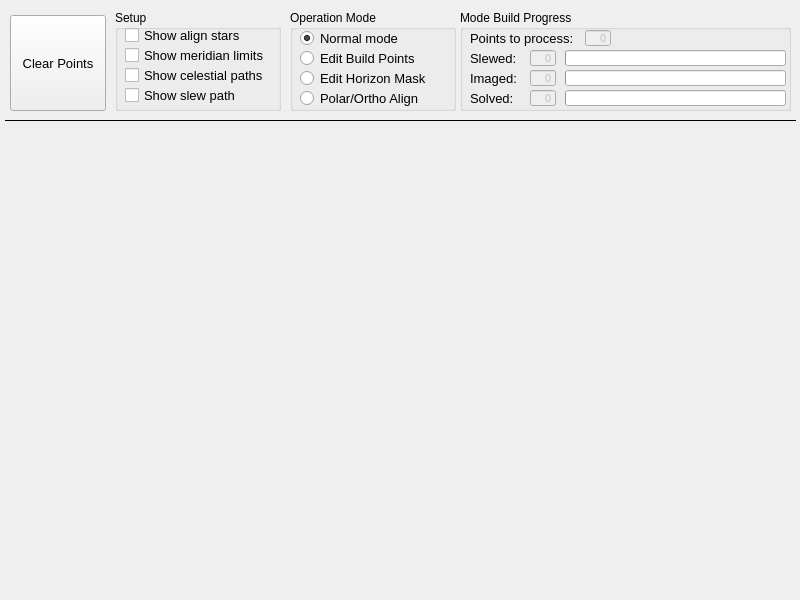
Old version of the form mw4/gui/widgets/hemisphere.ui in the repository mworion/MountWizzard4.
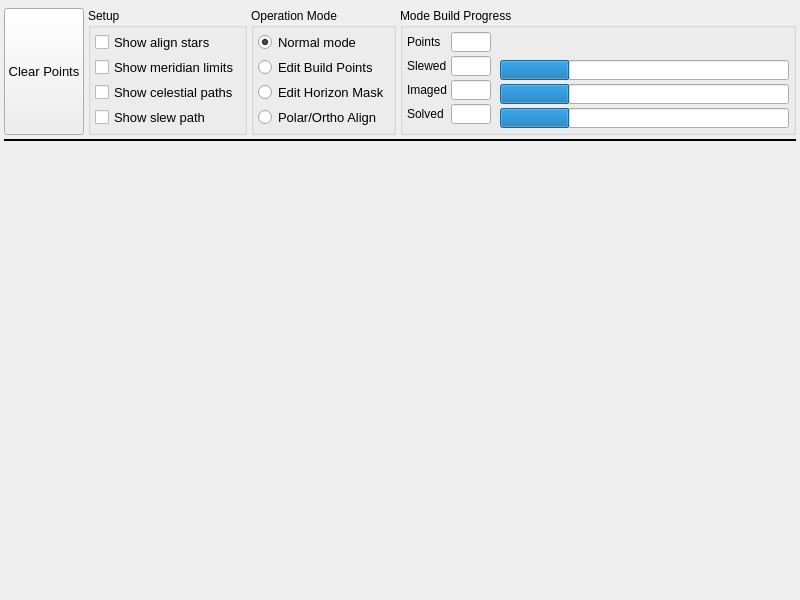
New version of the form.

```diff
--- a/mw4/gui/widgets/hemisphere.ui
+++ b/mw4/gui/widgets/hemisphere.ui
@@ -48,63 +48,37 @@
   <property name="windowTitle">
    <string>Hemisphere</string>
   </property>
-  <widget class="QWidget" name="hemisphere" native="true">
-   <property name="enabled">
-    <bool>true</bool>
+  <layout class="QVBoxLayout" name="verticalLayout" stretch="0,0,1">
+   <property name="spacing">
+    <number>4</number>
    </property>
-   <property name="geometry">
-    <rect>
-     <x>5</x>
-     <y>125</y>
-     <width>790</width>
-     <height>470</height>
-    </rect>
+   <property name="leftMargin">
+    <number>4</number>
    </property>
-   <property name="sizePolicy">
-    <sizepolicy hsizetype="Expanding" vsizetype="Expanding">
-     <horstretch>0</horstretch>
-     <verstretch>0</verstretch>
-    </sizepolicy>
+   <property name="topMargin">
+    <number>4</number>
    </property>
-   <property name="minimumSize">
-    <size>
-     <width>790</width>
-     <height>270</height>
-    </size>
+   <property name="rightMargin">
+    <number>4</number>
    </property>
-   <property name="maximumSize">
-    <size>
-     <width>1580</width>
-     <height>1070</height>
-    </size>
+   <property name="bottomMargin">
+    <number>4</number>
    </property>
-   <property name="sizeIncrement">
-    <size>
-     <width>10</width>
-     <height>10</height>
-    </size>
-   </property>
-   <property name="baseSize">
-    <size>
-     <width>10</width>
-     <height>10</height>
-    </size>
-   </property>
-   <property name="autoFillBackground">
-    <bool>true</bool>
-   </property>
-   <property name="styleSheet">
-    <string notr="true"/>
-   </property>
-  </widget>
+   <item>
+    <layout class="QHBoxLayout" name="horizontalLayout" stretch="0,0,0,1">
+     <property name="spacing">
+      <number>4</number>
+     </property>
+     <property name="topMargin">
+      <number>4</number>
+     </property>
+     <item>
   <widget class="QPushButton" name="clearBuildP">
-   <property name="geometry">
-    <rect>
-     <x>10</x>
-     <y>15</y>
-     <width>96</width>
-     <height>96</height>
-    </rect>
+       <property name="sizePolicy">
+        <sizepolicy hsizetype="Minimum" vsizetype="Preferred">
+         <horstretch>0</horstretch>
+         <verstretch>0</verstretch>
+        </sizepolicy>
    </property>
    <property name="font">
     <font>
@@ -118,27 +92,102 @@
     <string>Clear Points</string>
    </property>
   </widget>
+     </item>
+     <item>
+      <widget class="QGroupBox" name="groupBox_3">
+       <property name="title">
+        <string>Setup</string>
+       </property>
+       <layout class="QVBoxLayout" name="verticalLayout_2">
+        <property name="spacing">
+         <number>4</number>
+        </property>
+        <property name="leftMargin">
+         <number>4</number>
+        </property>
+        <property name="topMargin">
+         <number>4</number>
+        </property>
+        <property name="rightMargin">
+         <number>4</number>
+        </property>
+        <property name="bottomMargin">
+         <number>4</number>
+        </property>
+        <item>
+         <widget class="QCheckBox" name="checkShowAlignStar">
+          <property name="font">
+           <font>
+            <pointsize>10</pointsize>
+           </font>
+          </property>
+          <property name="text">
+           <string>Show align stars</string>
+          </property>
+         </widget>
+        </item>
+        <item>
+         <widget class="QCheckBox" name="checkShowMeridian">
+          <property name="font">
+           <font>
+            <pointsize>10</pointsize>
+           </font>
+          </property>
+          <property name="text">
+           <string>Show meridian limits</string>
+          </property>
+         </widget>
+        </item>
+        <item>
+         <widget class="QCheckBox" name="checkShowCelestial">
+          <property name="font">
+           <font>
+            <pointsize>10</pointsize>
+           </font>
+          </property>
+          <property name="text">
+           <string>Show celestial paths</string>
+          </property>
+         </widget>
+        </item>
+        <item>
+         <widget class="QCheckBox" name="checkShowSlewPath">
+          <property name="font">
+           <font>
+            <pointsize>10</pointsize>
+           </font>
+          </property>
+          <property name="text">
+           <string>Show slew path</string>
+          </property>
+         </widget>
+        </item>
+       </layout>
+      </widget>
+     </item>
+     <item>
   <widget class="QGroupBox" name="groupBox_2">
-   <property name="geometry">
-    <rect>
-     <x>290</x>
-     <y>10</y>
-     <width>166</width>
-     <height>101</height>
-    </rect>
-   </property>
    <property name="title">
     <string>Operation Mode</string>
    </property>
+       <layout class="QVBoxLayout" name="verticalLayout_3">
+        <property name="spacing">
+         <number>4</number>
+        </property>
+        <property name="leftMargin">
+         <number>4</number>
+        </property>
+        <property name="topMargin">
+         <number>4</number>
+        </property>
+        <property name="rightMargin">
+         <number>4</number>
+        </property>
+        <property name="bottomMargin">
+         <number>4</number>
+        </property>
+        <item>
    <widget class="QRadioButton" name="checkEditNone">
-    <property name="geometry">
-     <rect>
-      <x>10</x>
-      <y>20</y>
-      <width>111</width>
-      <height>16</height>
-     </rect>
-    </property>
     <property name="font">
      <font>
       <pointsize>10</pointsize>
@@ -151,15 +200,9 @@
      <bool>true</bool>
     </property>
    </widget>
+        </item>
+        <item>
    <widget class="QRadioButton" name="checkEditBuildPoints">
-    <property name="geometry">
-     <rect>
-      <x>10</x>
-      <y>40</y>
-      <width>146</width>
-      <height>16</height>
-     </rect>
-    </property>
     <property name="font">
      <font>
       <pointsize>10</pointsize>
@@ -169,15 +212,9 @@
      <string>Edit Build Points</string>
     </property>
    </widget>
+        </item>
+        <item>
    <widget class="QRadioButton" name="checkEditHorizonMask">
-    <property name="geometry">
-     <rect>
-      <x>10</x>
-      <y>60</y>
-      <width>141</width>
-      <height>16</height>
-     </rect>
-    </property>
     <property name="font">
      <font>
       <pointsize>10</pointsize>
@@ -187,18 +224,12 @@
      <string>Edit Horizon Mask</string>
     </property>
    </widget>
+        </item>
+        <item>
    <widget class="QRadioButton" name="checkPolarAlignment">
     <property name="enabled">
      <bool>true</bool>
     </property>
-    <property name="geometry">
-     <rect>
-      <x>10</x>
-      <y>80</y>
-      <width>136</width>
-      <height>16</height>
-     </rect>
-    </property>
     <property name="font">
      <font>
       <pointsize>10</pointsize>
@@ -208,457 +239,308 @@
      <string>Polar/Ortho Align</string>
     </property>
    </widget>
-  </widget>
+        </item>
+       </layout>
+      </widget>
+     </item>
+     <item>
   <widget class="QGroupBox" name="groupBox">
-   <property name="geometry">
-    <rect>
-     <x>460</x>
-     <y>10</y>
-     <width>331</width>
-     <height>101</height>
-    </rect>
-   </property>
    <property name="title">
     <string>Mode Build Progress</string>
    </property>
-   <widget class="QLabel" name="label_100">
-    <property name="geometry">
-     <rect>
-      <x>10</x>
-      <y>40</y>
-      <width>66</width>
-      <height>16</height>
-     </rect>
-    </property>
-    <property name="font">
-     <font>
-      <family>Arial</family>
-      <pointsize>10</pointsize>
-      <weight>50</weight>
-      <bold>false</bold>
-     </font>
-    </property>
-    <property name="text">
-     <string>Slewed:</string>
-    </property>
-   </widget>
-   <widget class="QLineEdit" name="le_numberPointsImaged">
-    <property name="enabled">
-     <bool>false</bool>
-    </property>
-    <property name="geometry">
-     <rect>
-      <x>70</x>
-      <y>60</y>
-      <width>26</width>
-      <height>16</height>
-     </rect>
-    </property>
-    <property name="font">
-     <font>
-      <family>Arial</family>
-      <pointsize>8</pointsize>
-      <weight>50</weight>
-      <bold>false</bold>
-     </font>
-    </property>
-    <property name="mouseTracking">
-     <bool>false</bool>
-    </property>
-    <property name="focusPolicy">
-     <enum>Qt::NoFocus</enum>
-    </property>
-    <property name="acceptDrops">
-     <bool>false</bool>
-    </property>
-    <property name="toolTip">
-     <string>&lt;html&gt;&lt;head/&gt;&lt;body&gt;&lt;p&gt;&lt;span style=&quot; font-size:10pt;&quot;&gt;Progress in modeling.&lt;/span&gt;&lt;/p&gt;&lt;/body&gt;&lt;/html&gt;</string>
-    </property>
-    <property name="layoutDirection">
-     <enum>Qt::RightToLeft</enum>
-    </property>
+       <layout class="QHBoxLayout" name="horizontalLayout_2" stretch="0,0,1">
+        <property name="spacing">
+         <number>4</number>
+        </property>
+        <property name="leftMargin">
+         <number>4</number>
+        </property>
+        <property name="topMargin">
+         <number>4</number>
+        </property>
+        <property name="rightMargin">
+         <number>4</number>
+        </property>
+        <property name="bottomMargin">
+         <number>4</number>
+        </property>
+        <item>
+         <layout class="QFormLayout" name="formLayout">
+          <property name="horizontalSpacing">
+           <number>4</number>
+          </property>
+          <property name="verticalSpacing">
+           <number>4</number>
+          </property>
+          <item row="0" column="0">
+           <widget class="QLabel" name="label">
+            <property name="text">
+             <string>Points</string>
+            </property>
+           </widget>
+          </item>
+          <item row="0" column="1">
+           <widget class="QLineEdit" name="points">
+            <property name="sizePolicy">
+             <sizepolicy hsizetype="Preferred" vsizetype="Preferred">
+              <horstretch>0</horstretch>
+              <verstretch>0</verstretch>
+             </sizepolicy>
+            </property>
+            <property name="minimumSize">
+             <size>
+              <width>0</width>
+              <height>20</height>
+             </size>
+            </property>
+            <property name="maximumSize">
+             <size>
+              <width>40</width>
+              <height>20</height>
+             </size>
+            </property>
+           </widget>
+          </item>
+          <item row="1" column="0">
+           <widget class="QLabel" name="label_2">
     <property name="text">
-     <string>0</string>
-    </property>
-    <property name="alignment">
-     <set>Qt::AlignRight|Qt::AlignTrailing|Qt::AlignVCenter</set>
-    </property>
-    <property name="readOnly">
-     <bool>true</bool>
-    </property>
-   </widget>
-   <widget class="QLabel" name="label_77">
-    <property name="geometry">
-     <rect>
-      <x>10</x>
-      <y>60</y>
-      <width>66</width>
-      <height>16</height>
-     </rect>
-    </property>
-    <property name="font">
-     <font>
-      <family>Arial</family>
-      <pointsize>10</pointsize>
-      <weight>50</weight>
-      <bold>false</bold>
-     </font>
-    </property>
+             <string>Slewed</string>
+            </property>
+           </widget>
+          </item>
+          <item row="2" column="0">
+           <widget class="QLabel" name="label_3">
+            <property name="text">
+             <string>Imaged</string>
+            </property>
+           </widget>
+          </item>
+          <item row="3" column="0">
+           <widget class="QLabel" name="solved">
     <property name="text">
-     <string>Imaged:</string>
-    </property>
-   </widget>
-   <widget class="QProgressBar" name="bar_numberPointsImaged">
-    <property name="geometry">
-     <rect>
-      <x>105</x>
-      <y>60</y>
-      <width>221</width>
-      <height>16</height>
-     </rect>
-    </property>
-    <property name="maximum">
-     <number>1000</number>
-    </property>
-    <property name="value">
-     <number>1</number>
-    </property>
-    <property name="textVisible">
-     <bool>false</bool>
-    </property>
-   </widget>
-   <widget class="QProgressBar" name="bar_numberPointsSlewed">
-    <property name="geometry">
-     <rect>
-      <x>105</x>
-      <y>40</y>
-      <width>221</width>
-      <height>16</height>
-     </rect>
-    </property>
-    <property name="minimum">
-     <number>0</number>
-    </property>
-    <property name="maximum">
-     <number>1000</number>
-    </property>
-    <property name="value">
-     <number>0</number>
-    </property>
-    <property name="textVisible">
-     <bool>false</bool>
-    </property>
+             <string>Solved</string>
+            </property>
+           </widget>
+          </item>
+          <item row="1" column="1">
+           <widget class="QLineEdit" name="slewed">
+            <property name="sizePolicy">
+             <sizepolicy hsizetype="Preferred" vsizetype="Preferred">
+              <horstretch>0</horstretch>
+              <verstretch>0</verstretch>
+             </sizepolicy>
+            </property>
+            <property name="minimumSize">
+             <size>
+              <width>0</width>
+              <height>20</height>
+             </size>
+            </property>
+            <property name="maximumSize">
+             <size>
+              <width>40</width>
+              <height>20</height>
+             </size>
+            </property>
+           </widget>
+          </item>
+          <item row="2" column="1">
+           <widget class="QLineEdit" name="imaged">
+            <property name="minimumSize">
+             <size>
+              <width>0</width>
+              <height>20</height>
+             </size>
+            </property>
+            <property name="maximumSize">
+             <size>
+              <width>40</width>
+              <height>20</height>
+             </size>
+            </property>
+           </widget>
+          </item>
+          <item row="3" column="1">
+           <widget class="QLineEdit" name="lineEdit_4">
+            <property name="sizePolicy">
+             <sizepolicy hsizetype="Preferred" vsizetype="Preferred">
+              <horstretch>0</horstretch>
+              <verstretch>0</verstretch>
+             </sizepolicy>
+            </property>
+            <property name="minimumSize">
+             <size>
+              <width>0</width>
+              <height>20</height>
+             </size>
+            </property>
+            <property name="maximumSize">
+             <size>
+              <width>40</width>
+              <height>20</height>
+             </size>
+            </property>
+           </widget>
+          </item>
+         </layout>
+        </item>
+        <item>
+         <spacer name="horizontalSpacer">
     <property name="orientation">
      <enum>Qt::Horizontal</enum>
     </property>
-    <property name="invertedAppearance">
-     <bool>false</bool>
-    </property>
-    <property name="textDirection">
-     <enum>QProgressBar::BottomToTop</enum>
-    </property>
-    <property name="format">
-     <string>%p%</string>
-    </property>
-   </widget>
-   <widget class="QLineEdit" name="le_numberPointsSlewed">
-    <property name="enabled">
-     <bool>false</bool>
-    </property>
-    <property name="geometry">
-     <rect>
-      <x>70</x>
-      <y>40</y>
-      <width>26</width>
-      <height>16</height>
-     </rect>
-    </property>
-    <property name="font">
-     <font>
-      <family>Arial</family>
-      <pointsize>8</pointsize>
-      <weight>50</weight>
-      <bold>false</bold>
-     </font>
-    </property>
-    <property name="mouseTracking">
-     <bool>false</bool>
-    </property>
-    <property name="focusPolicy">
-     <enum>Qt::NoFocus</enum>
-    </property>
-    <property name="acceptDrops">
-     <bool>false</bool>
-    </property>
-    <property name="toolTip">
-     <string>&lt;html&gt;&lt;head/&gt;&lt;body&gt;&lt;p&gt;&lt;span style=&quot; font-size:10pt;&quot;&gt;Progress in modeling.&lt;/span&gt;&lt;/p&gt;&lt;/body&gt;&lt;/html&gt;</string>
-    </property>
-    <property name="layoutDirection">
-     <enum>Qt::RightToLeft</enum>
-    </property>
-    <property name="text">
-     <string>0</string>
-    </property>
+          <property name="sizeHint" stdset="0">
+           <size>
+            <width>5</width>
+            <height>20</height>
+           </size>
+          </property>
+         </spacer>
+        </item>
+        <item>
+         <layout class="QVBoxLayout" name="verticalLayout_5" stretch="0,0,0,0">
+          <property name="spacing">
+           <number>4</number>
+          </property>
+          <item>
+           <widget class="QWidget" name="widget" native="true"/>
+          </item>
+          <item>
+           <widget class="QProgressBar" name="slewedBar">
+            <property name="minimumSize">
+             <size>
+              <width>0</width>
+              <height>20</height>
+             </size>
+            </property>
+            <property name="maximumSize">
+             <size>
+              <width>16777215</width>
+              <height>20</height>
+             </size>
+            </property>
+            <property name="value">
+             <number>24</number>
+            </property>
     <property name="alignment">
-     <set>Qt::AlignRight|Qt::AlignTrailing|Qt::AlignVCenter</set>
-    </property>
-    <property name="readOnly">
-     <bool>true</bool>
-    </property>
-   </widget>
-   <widget class="QLineEdit" name="le_numberPointsSolved">
-    <property name="enabled">
+             <set>Qt::AlignJustify|Qt::AlignVCenter</set>
+            </property>
+            <property name="textVisible">
      <bool>false</bool>
     </property>
-    <property name="geometry">
-     <rect>
-      <x>70</x>
-      <y>80</y>
-      <width>26</width>
-      <height>16</height>
-     </rect>
-    </property>
-    <property name="font">
-     <font>
-      <family>Arial</family>
-      <pointsize>8</pointsize>
-      <weight>50</weight>
-      <bold>false</bold>
-     </font>
-    </property>
-    <property name="mouseTracking">
-     <bool>false</bool>
-    </property>
-    <property name="focusPolicy">
-     <enum>Qt::NoFocus</enum>
-    </property>
-    <property name="acceptDrops">
-     <bool>false</bool>
-    </property>
-    <property name="toolTip">
-     <string>&lt;html&gt;&lt;head/&gt;&lt;body&gt;&lt;p&gt;&lt;span style=&quot; font-size:10pt;&quot;&gt;Progress in modeling.&lt;/span&gt;&lt;/p&gt;&lt;/body&gt;&lt;/html&gt;</string>
-    </property>
-    <property name="layoutDirection">
-     <enum>Qt::RightToLeft</enum>
-    </property>
-    <property name="text">
-     <string>0</string>
-    </property>
-    <property name="alignment">
-     <set>Qt::AlignRight|Qt::AlignTrailing|Qt::AlignVCenter</set>
-    </property>
-    <property name="readOnly">
-     <bool>true</bool>
-    </property>
-   </widget>
-   <widget class="QProgressBar" name="bar_numberPointsSolved">
-    <property name="geometry">
-     <rect>
-      <x>105</x>
-      <y>80</y>
-      <width>221</width>
-      <height>16</height>
-     </rect>
-    </property>
-    <property name="maximum">
-     <number>1000</number>
+           </widget>
+          </item>
+          <item>
+           <widget class="QProgressBar" name="imagedBar">
+            <property name="minimumSize">
+             <size>
+              <width>0</width>
+              <height>20</height>
+             </size>
+            </property>
+            <property name="maximumSize">
+             <size>
+              <width>16777215</width>
+              <height>20</height>
+             </size>
     </property>
     <property name="value">
-     <number>1</number>
-    </property>
+             <number>24</number>
+            </property>
+            <property name="alignment">
+             <set>Qt::AlignJustify|Qt::AlignVCenter</set>
+            </property>
     <property name="textVisible">
      <bool>false</bool>
     </property>
    </widget>
-   <widget class="QLabel" name="label_28">
-    <property name="geometry">
-     <rect>
-      <x>10</x>
-      <y>80</y>
-      <width>66</width>
-      <height>16</height>
-     </rect>
-    </property>
-    <property name="font">
-     <font>
-      <pointsize>10</pointsize>
-     </font>
-    </property>
-    <property name="text">
-     <string>Solved:</string>
-    </property>
-   </widget>
-   <widget class="QLineEdit" name="le_numberPointsToProcess">
-    <property name="enabled">
+          </item>
+          <item>
+           <widget class="QProgressBar" name="solvedBar">
+            <property name="maximumSize">
+             <size>
+              <width>16777215</width>
+              <height>20</height>
+             </size>
+            </property>
+            <property name="value">
+             <number>24</number>
+            </property>
+            <property name="alignment">
+             <set>Qt::AlignJustify|Qt::AlignVCenter</set>
+            </property>
+            <property name="textVisible">
      <bool>false</bool>
     </property>
-    <property name="geometry">
-     <rect>
-      <x>125</x>
-      <y>20</y>
-      <width>26</width>
-      <height>16</height>
-     </rect>
-    </property>
-    <property name="font">
-     <font>
-      <family>Arial</family>
-      <pointsize>8</pointsize>
-      <weight>50</weight>
-      <bold>false</bold>
-     </font>
-    </property>
-    <property name="mouseTracking">
-     <bool>false</bool>
-    </property>
-    <property name="focusPolicy">
-     <enum>Qt::NoFocus</enum>
-    </property>
-    <property name="acceptDrops">
-     <bool>false</bool>
-    </property>
-    <property name="toolTip">
-     <string>&lt;html&gt;&lt;head/&gt;&lt;body&gt;&lt;p&gt;&lt;span style=&quot; font-size:10pt;&quot;&gt;Progress in modeling.&lt;/span&gt;&lt;/p&gt;&lt;/body&gt;&lt;/html&gt;</string>
-    </property>
-    <property name="layoutDirection">
-     <enum>Qt::RightToLeft</enum>
-    </property>
-    <property name="text">
-     <string>0</string>
-    </property>
-    <property name="alignment">
-     <set>Qt::AlignRight|Qt::AlignTrailing|Qt::AlignVCenter</set>
-    </property>
-    <property name="readOnly">
-     <bool>true</bool>
-    </property>
-   </widget>
-   <widget class="QLabel" name="label_29">
-    <property name="geometry">
-     <rect>
-      <x>10</x>
-      <y>20</y>
-      <width>121</width>
-      <height>16</height>
-     </rect>
-    </property>
-    <property name="font">
-     <font>
-      <pointsize>10</pointsize>
-     </font>
-    </property>
-    <property name="text">
-     <string>Points to process:</string>
-    </property>
-   </widget>
-  </widget>
-  <widget class="Line" name="line_71">
-   <property name="geometry">
-    <rect>
-     <x>5</x>
-     <y>120</y>
-     <width>791</width>
-     <height>1</height>
-    </rect>
-   </property>
+           </widget>
+          </item>
+         </layout>
+        </item>
+       </layout>
+      </widget>
+     </item>
+    </layout>
+   </item>
+   <item>
+    <widget class="Line" name="line">
    <property name="frameShadow">
     <enum>QFrame::Plain</enum>
    </property>
+     <property name="lineWidth">
+      <number>2</number>
+     </property>
+     <property name="midLineWidth">
+      <number>1</number>
+     </property>
    <property name="orientation">
     <enum>Qt::Horizontal</enum>
    </property>
   </widget>
-  <widget class="QGroupBox" name="groupBox_3">
-   <property name="geometry">
-    <rect>
-     <x>115</x>
-     <y>10</y>
-     <width>166</width>
-     <height>101</height>
-    </rect>
-   </property>
-   <property name="title">
-    <string>Setup</string>
-   </property>
-   <widget class="QCheckBox" name="checkShowAlignStar">
-    <property name="geometry">
-     <rect>
-      <x>10</x>
-      <y>15</y>
-      <width>141</width>
-      <height>21</height>
-     </rect>
-    </property>
-    <property name="font">
-     <font>
-      <pointsize>10</pointsize>
-     </font>
-    </property>
-    <property name="text">
-     <string>Show align stars</string>
-    </property>
-   </widget>
-   <widget class="QCheckBox" name="checkShowCelestial">
-    <property name="geometry">
-     <rect>
-      <x>10</x>
-      <y>55</y>
-      <width>141</width>
-      <height>21</height>
-     </rect>
-    </property>
-    <property name="font">
-     <font>
-      <pointsize>10</pointsize>
-     </font>
-    </property>
-    <property name="text">
-     <string>Show celestial paths</string>
-    </property>
-   </widget>
-   <widget class="QCheckBox" name="checkShowSlewPath">
-    <property name="geometry">
-     <rect>
-      <x>10</x>
-      <y>75</y>
-      <width>141</width>
-      <height>21</height>
-     </rect>
-    </property>
-    <property name="font">
-     <font>
-      <pointsize>10</pointsize>
-     </font>
-    </property>
-    <property name="text">
-     <string>Show slew path</string>
-    </property>
-   </widget>
-   <widget class="QCheckBox" name="checkShowMeridian">
-    <property name="geometry">
-     <rect>
-      <x>10</x>
-      <y>35</y>
-      <width>141</width>
-      <height>21</height>
-     </rect>
-    </property>
-    <property name="font">
-     <font>
-      <pointsize>10</pointsize>
-     </font>
-    </property>
-    <property name="text">
-     <string>Show meridian limits</string>
-    </property>
-   </widget>
-  </widget>
-  <zorder>clearBuildP</zorder>
-  <zorder>groupBox_2</zorder>
-  <zorder>hemisphere</zorder>
-  <zorder>groupBox</zorder>
-  <zorder>line_71</zorder>
-  <zorder>groupBox_3</zorder>
+   </item>
+   <item>
+    <widget class="QWidget" name="hemisphere" native="true">
+     <property name="enabled">
+      <bool>true</bool>
+     </property>
+     <property name="sizePolicy">
+      <sizepolicy hsizetype="Expanding" vsizetype="Expanding">
+       <horstretch>0</horstretch>
+       <verstretch>0</verstretch>
+      </sizepolicy>
+     </property>
+     <property name="minimumSize">
+      <size>
+       <width>790</width>
+       <height>270</height>
+      </size>
+     </property>
+     <property name="maximumSize">
+      <size>
+       <width>1580</width>
+       <height>1070</height>
+      </size>
+     </property>
+     <property name="sizeIncrement">
+      <size>
+       <width>10</width>
+       <height>10</height>
+      </size>
+     </property>
+     <property name="baseSize">
+      <size>
+       <width>10</width>
+       <height>10</height>
+      </size>
+     </property>
+     <property name="autoFillBackground">
+      <bool>true</bool>
+     </property>
+     <property name="styleSheet">
+      <string notr="true"/>
+     </property>
+    </widget>
+   </item>
+  </layout>
  </widget>
  <resources/>
  <connections/>
```
Lines whose indentation alone changed are shown as unchanged.
